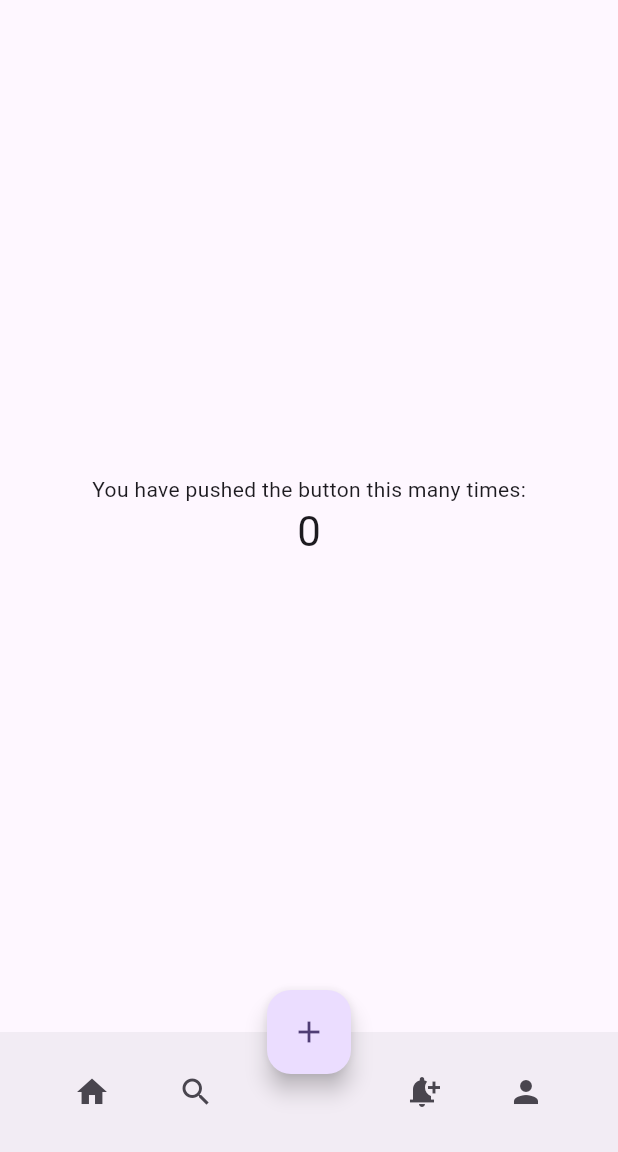
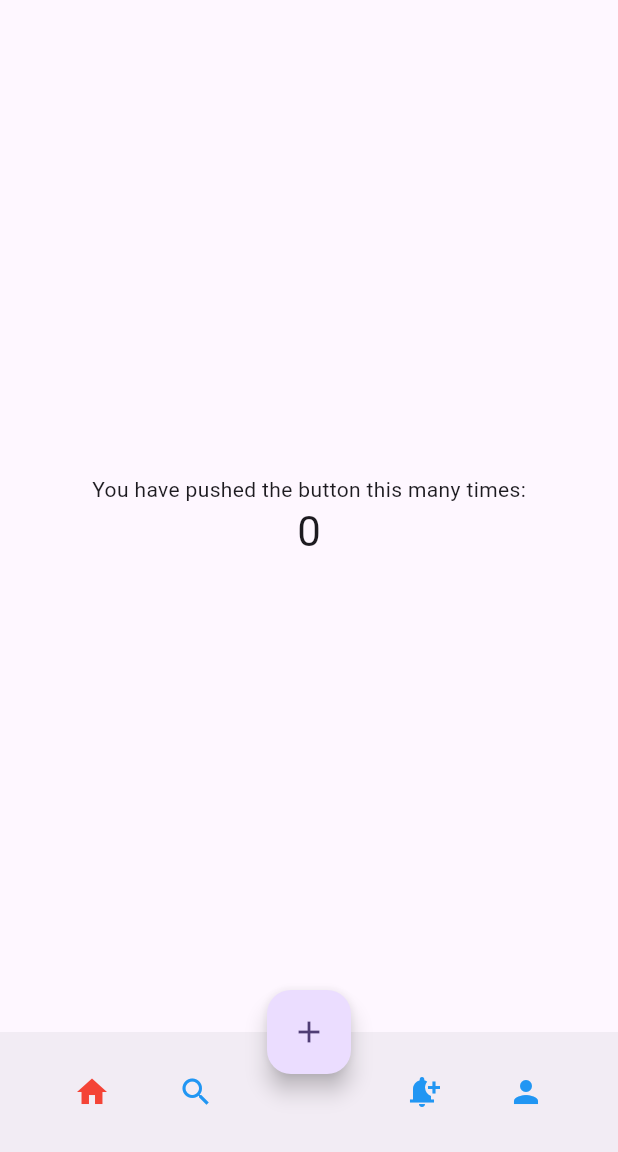
Before and after one commit to JubayerAhmedSamrat/bottom_navigation_bar, a Flutter app: the screen it shows after launch, after a tap on the "home" icon, on a phone screen of 412 x 824 dp, the part 84-1236 px from its top. Run offline on Flutter 3.47's test engine with Material 2 defaults, Android fonts, the phone set to English and light mode, and no system bars.

Commit message:
this is my second time commiting form android studio.
this code is about bottom naviagation bar in flutter.

```diff
--- a/lib/main.dart
+++ b/lib/main.dart
@@ -68,6 +68,15 @@ class _MyHomePageState extends State<MyHomePage> {
     });
   }
 
+  int _selectedindex = 0;
+  List<Color> itemColors = [
+    Colors.blue,
+    Colors.blue,
+    Colors.blue,
+    Colors.blue,
+    Colors.blue,
+    Colors.blue,
+  ];
   @override
   Widget build(BuildContext context) {
     // This method is rerun every time setState is called, for instance as done
@@ -120,11 +129,11 @@ class _MyHomePageState extends State<MyHomePage> {
           child: Row(
             mainAxisAlignment: MainAxisAlignment.spaceEvenly,
             children: [
-            IconButton(onPressed: () => _onItemTab(0), icon: Icon(Icons.home)),
-            IconButton(onPressed: () => _onItemTab(1), icon: Icon(Icons.search)),
+            IconButton(onPressed: () => _onItemTab(0), color: itemColors[0], icon: Icon(Icons.home)),
+            IconButton(onPressed: () => _onItemTab(1), color: itemColors[1], icon: Icon(Icons.search)),
             SizedBox(width: 60),
-            IconButton(onPressed: () => _onItemTab(2), icon: Icon(Icons.notification_add)),
-            IconButton(onPressed: () => _onItemTab(3), icon: Icon(Icons.person)),
+            IconButton(onPressed: () => _onItemTab(2), color: itemColors[2], icon: Icon(Icons.notification_add)),
+            IconButton(onPressed: () => _onItemTab(3), color: itemColors[3], icon: Icon(Icons.person)),
           ],),
         )
       ),
@@ -139,7 +148,8 @@ class _MyHomePageState extends State<MyHomePage> {
 
   _onItemTab(int index) {
     setState((){
-
+      var _selectedindex = index;
+      itemColors = List.generate(itemColors.length, (i) => i == index? Colors.red: Colors.blue);
     });
   }
 }
```
